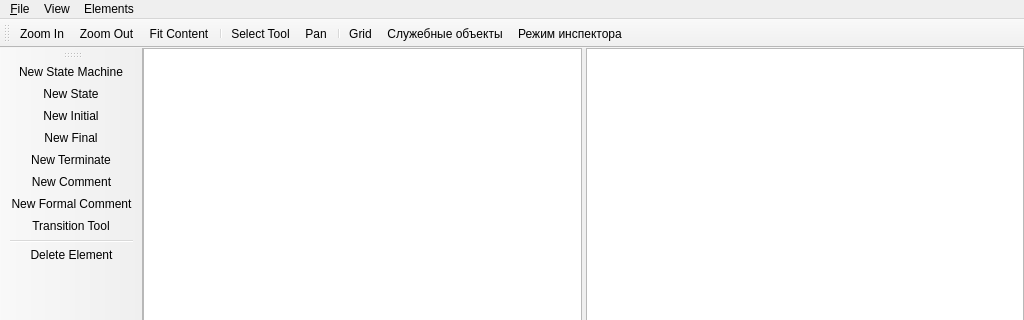
First picture: the form in smeditor_window.ui, repository dralex/CyberiadaHSM-Editor, before the edit; both pictures show x 0 to 1024 and y 0 to 320 of the 1024 by 768 pixel window.
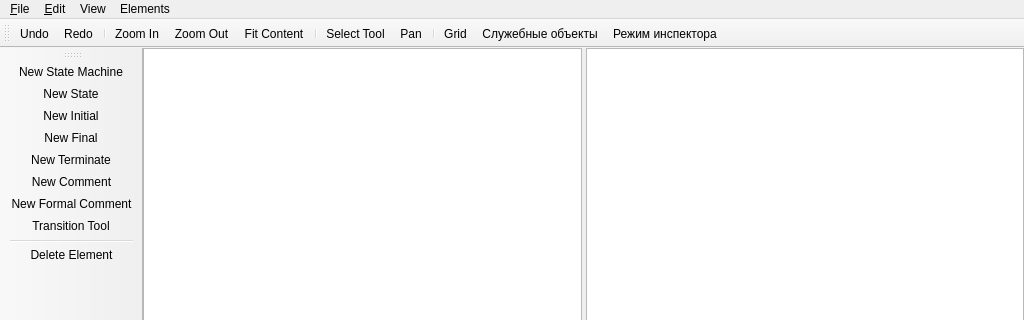
Second picture: the form after the edit. Icons and pictures are not drawn. Custom widgets are drawn as their Qt base class.

Commit message: add the undo and redo actions and the unsaved changes prompts

The edit to the form file:
```diff
--- a/smeditor_window.ui
+++ b/smeditor_window.ui
@@ -95,6 +95,15 @@
     <addaction name="separator"/>
     <addaction name="actionExit"/>
    </widget>
+   <widget class="QMenu" name="menuEdit">
+    <property name="title">
+     <string>&amp;Edit</string>
+    </property>
+    <addaction name="actionUndo"/>
+    <addaction name="actionRedo"/>
+    <addaction name="separator"/>
+    <addaction name="actionDeleteElement"/>
+   </widget>
    <widget class="QMenu" name="menuView">
     <property name="title">
      <string>View</string>
@@ -128,6 +137,7 @@
     <addaction name="actionNewStateMachine"/>
    </widget>
    <addaction name="menuFile"/>
+   <addaction name="menuEdit"/>
    <addaction name="menuView"/>
    <addaction name="menuElements"/>
   </widget>
@@ -138,6 +148,9 @@
    <attribute name="toolBarBreak">
     <bool>false</bool>
    </attribute>
+   <addaction name="actionUndo"/>
+   <addaction name="actionRedo"/>
+   <addaction name="separator"/>
    <addaction name="actionZoomIn"/>
    <addaction name="actionZoomOut"/>
    <addaction name="actionFitContent"/>
@@ -173,6 +186,30 @@
    <addaction name="separator"/>
    <addaction name="actionDeleteElement"/>
   </widget>
+  <action name="actionUndo">
+   <property name="icon">
+    <iconset resource="smeditor.qrc">
+     <normaloff>:/Icons/images/undo.png</normaloff>:/Icons/images/undo.png</iconset>
+   </property>
+   <property name="text">
+    <string>Undo</string>
+   </property>
+   <property name="shortcut">
+    <string>Ctrl+Z</string>
+   </property>
+  </action>
+  <action name="actionRedo">
+   <property name="icon">
+    <iconset resource="smeditor.qrc">
+     <normaloff>:/Icons/images/redo.png</normaloff>:/Icons/images/redo.png</iconset>
+   </property>
+   <property name="text">
+    <string>Redo</string>
+   </property>
+   <property name="shortcut">
+    <string>Ctrl+Shift+Z</string>
+   </property>
+  </action>
   <action name="actionOpen">
    <property name="text">
     <string>&amp;Open...</string>
```
The commit also changes 6 other files.
